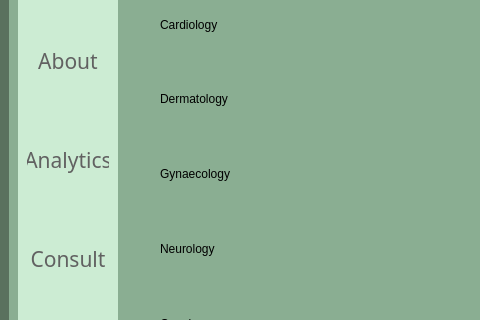
First picture: the form in Feedback_window.ui, repository srishtiigautam/restorehealth, before the edit; both pictures show x 0 to 480 and y 249 to 569 of the 1068 by 835 pixel window.
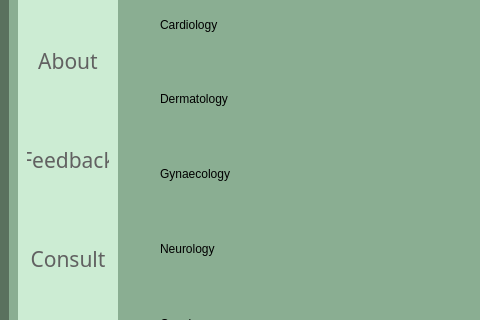
Second picture: the form after the edit. Icons and pictures are not drawn.

Commit message: "Analytics" changed to "Feedback"

What changed in the file:
```diff
--- a/Feedback_window.ui
+++ b/Feedback_window.ui
@@ -295,7 +295,7 @@
 </string>
             </property>
             <property name="text">
-             <string>Analytics</string>
+             <string>Feedback</string>
             </property>
            </widget>
           </item>
```
The commit also changes 19 other files.
